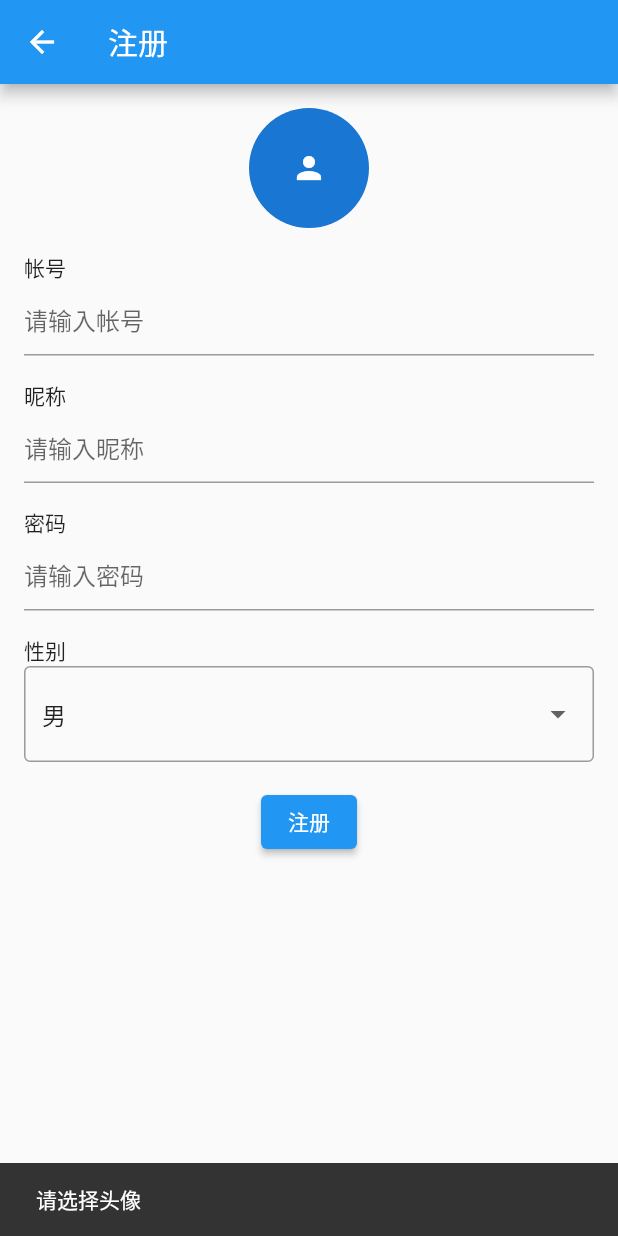
After one commit to AdrianWangs/flutter-chat, a Flutter app: the RegisterPage screen opened by its route, after a tap on "注册", on a phone screen of 412 x 824 dp. The commit adds this screen. Run offline on Flutter 3.47's test engine with Material 2 defaults, Android fonts, the phone set to English and light mode, and no system bars; our stand-ins replace cached_network_image, convert, dio, drift, image_cropper, image_picker and 3 more; missing offline and left inert: cropperx, dart:ffi, desktop_drop, file_selector, sqlcipher_flutter_libs, sqlite3 and 1 more; accounts and stored records are empty; generated files the repository leaves out were written again.

Commit message:
修复了一些问题，比如主页在被销毁以后失去了监听Websocket的能力

```diff
--- a/lib/common/WebSocketManager.dart
+++ b/lib/common/WebSocketManager.dart
@@ -11,6 +11,10 @@ class WebSocketManager {
     webSocketChannel = IOWebSocketChannel.connect(url);
     //每收到一条消息,就将消息广播给所有监听者
     webSocketChannel!.stream.listen((message) {
+
+      //去除重复的监听者
+      _listeners.toSet().toList();
+
       for (var listener in _listeners) {
 
         //如果执行出现异常,则移除该监听者
--- a/lib/main.dart
+++ b/lib/main.dart
@@ -6,6 +6,7 @@ import 'package:flutter/rendering.dart';
 import 'package:flutter_demo/env/Env.dart';
 import 'package:flutter_demo/pages/home/HomePage.dart';
 import 'package:flutter_demo/pages/home/LoginPage.dart';
+import 'package:flutter_demo/pages/home/ReggisterPage.dart';
 import 'package:flutter_demo/setup.dart';
 import 'package:shared_preferences/shared_preferences.dart';
 
@@ -31,6 +32,7 @@ void realRunApp() async {
     routes: {
       '/home': (context) => MyHomePage(title: "消息列表"),
       '/login': (context) => LoginPage(),
+      '/register': (context) => RegisterPage(),
     },
   ));
 }
--- /dev/null
+++ b/lib/pages/home/ReggisterPage.dart
@@ -0,0 +1,305 @@
+import 'dart:io';
+
+import 'package:cropperx/cropperx.dart';
+import 'package:dio/dio.dart';
+import 'package:flutter/material.dart';
+import 'package:flutter_demo/env/Env.dart';
+import 'package:image_picker/image_picker.dart';
+import 'package:file_selector/file_selector.dart';
+import 'package:image_cropper/image_cropper.dart';
+import 'package:flutter/foundation.dart' show Uint8List, kDebugMode, kIsWeb;
+import 'package:path_provider/path_provider.dart';
+
+
+
+
+
+class RegisterPage extends StatefulWidget {
+  const RegisterPage({Key? key}) : super(key: key);
+
+  @override
+  _RegisterPageState createState() => _RegisterPageState();
+}
+
+class _RegisterPageState extends State<RegisterPage> {
+  final TextEditingController _accountController = TextEditingController();
+  final TextEditingController _nicknameController = TextEditingController();
+  final TextEditingController _passwordController = TextEditingController();
+
+  int _gender = 0;
+
+  File? _image;
+
+  Future<void> _selectAvatar() async {
+    if (kIsWeb) {
+      const typeGroup =
+      XTypeGroup(label: 'images', extensions: ['jpg', 'png', 'jpeg']);
+      final file = await openFile(acceptedTypeGroups: [typeGroup]);
+      if (file != null) {
+        await _cropImage(File(file.path!));
+      }
+    } else {
+      if (Platform.isAndroid || Platform.isIOS) {
+        final pickedFile =
+        await ImagePicker().getImage(source: ImageSource.gallery);
+        if (pickedFile != null) {
+          await _cropImage(File(pickedFile.path));
+        }
+      } else if (Platform.isWindows || Platform.isMacOS || Platform.isLinux) {
+        const typeGroup =
+        XTypeGroup(label: 'images', extensions: ['jpg', 'png']);
+        final file = await openFile(acceptedTypeGroups: [typeGroup]);
+        if (file != null) {
+          await _cropImage(File(file.path!));
+        }
+      }
+    }
+  }
+
+
+
+  late Cropper cropper;
+
+  bool isCropping = false;
+
+  final _cropperKey = GlobalKey(debugLabel: 'cropperKey');
+
+
+  Future<void> _cropImage(File imageFile) async {
+
+    if(imageFile.path.isEmpty) return;
+
+    if(Platform.isMacOS || Platform.isLinux || Platform.isWindows) {
+      // Define a key
+
+      cropper = Cropper(
+            cropperKey: _cropperKey, // Use your key here
+            image: Image.file(imageFile),
+            overlayType: OverlayType.circle,
+            rotationTurns: 0,
+            onScaleStart: (details) {
+              print("onScaleStart: $details");
+            },
+            onScaleUpdate: (details) {
+              print("onScaleUpdate: $details");
+            },
+            onScaleEnd: (details) {
+              print("onScaleEnd: $details");
+            },
+          );
+
+
+      setState(() {
+        isCropping = true;
+      });
+
+
+      return;
+    }
+
+
+
+
+    File? croppedFile = await ImageCropper().cropImage(
+      sourcePath: imageFile.path,
+      cropStyle: CropStyle.circle,
+      aspectRatioPresets: [
+        CropAspectRatioPreset.square
+      ],
+      androidUiSettings: AndroidUiSettings(
+        toolbarTitle: '裁剪头像',
+        toolbarColor: Colors.blue,
+        toolbarWidgetColor: Colors.white,
+        statusBarColor: Colors.blue.shade900,
+        activeControlsWidgetColor: Colors.blue.shade900,
+        lockAspectRatio: true,
+      ),
+      iosUiSettings: const IOSUiSettings(
+        title: '裁剪头像',
+      ),
+    );
+    if (croppedFile != null) {
+      setState(() {
+        _image = croppedFile;
+      });
+    }
+  }
+
+  @override
+  void dispose() {
+    _accountController.dispose();
+    _nicknameController.dispose();
+    _passwordController.dispose();
+    super.dispose();
+  }
+
+  //将Uint8List保存到本地文件并转换为Image对象
+  Future<File> saveAndDecodeImage(Uint8List data) async {
+    //获取本地文件路径
+    Directory appDocDir = await getApplicationDocumentsDirectory();
+    String appDocPath = appDocDir.path;
+    String filePath = '$appDocPath/test.png';
+    //将Uint8List写入本地文件
+    File file = File(filePath);
+    await file.writeAsBytes(data);
+    return file;
+  }
+
+  @override
+  Widget build(BuildContext context) {
+    return Scaffold(
+      appBar: AppBar(title: const Text('注册')),
+      body: isCropping ? Center(
+        child: Column(
+          mainAxisAlignment: MainAxisAlignment.center,
+          children: [
+            cropper,
+            const SizedBox(height: 16),
+            const Text('正在裁剪头像...'),
+            //按钮
+            ElevatedButton(
+              onPressed: () async {
+                Uint8List? imageBytes = await Cropper.crop(
+                  cropperKey: _cropperKey, // Reference it through the key
+                );
+
+                File file = await saveAndDecodeImage(imageBytes!);
+
+                setState(() {
+                  isCropping = false;
+                  _image = file;
+                });
+
+              },
+              child: const Text('完成'),
+            ),
+          ],
+        ),
+      ): Padding(
+        padding: const EdgeInsets.all(16.0),
+        child: SingleChildScrollView(
+          child: Column(
+            crossAxisAlignment: CrossAxisAlignment.start,
+            children: [
+              Center(
+                child: GestureDetector(
+                  onTap: _selectAvatar,
+                  child: _image == null
+                      ? const CircleAvatar(
+                    radius: 40,
+                    child: Icon(Icons.person),
+                  )
+                      : CircleAvatar(
+                    radius: 40,
+                    backgroundImage: FileImage(_image!),
+                  ),
+                ),
+              ),
+              const SizedBox(height: 16),
+              const Text('帐号'),
+              TextField(
+                controller: _accountController,
+                decoration: const InputDecoration(hintText: '请输入帐号'),
+              ),
+              const SizedBox(height: 16),
+              const Text('昵称'),
+              TextField(
+                controller: _nicknameController,
+                decoration: const InputDecoration(hintText: '请输入昵称'),
+              ),
+              const SizedBox(height: 16),
+              const Text('密码'),
+              TextField(
+                controller: _passwordController,
+                obscureText: true,
+                decoration: const InputDecoration(hintText: '请输入密码'),
+              ),
+              const SizedBox(height: 16),
+              const Text('性别'),
+              DropdownButtonFormField<int>(
+                value: _gender,
+                onChanged: (value) {
+                  setState(() {
+                    _gender = value ?? 0;
+                  });
+                },
+                //value是下标，Text的是值
+                items: ['男','女','保密'].asMap().entries.map((e) => DropdownMenuItem(
+                  value: e.key,
+                  child: Text(e.value),
+                )).toList(),
+
+                decoration: const InputDecoration(
+                  hintText: '请选择性别',
+                  border: OutlineInputBorder(),
+                ),
+              ),
+              const SizedBox(height: 16),
+              Center(
+                child: ElevatedButton(
+                  onPressed: register,
+                  child: const Text('注册'),
+                ),
+              ),
+            ],
+          ),
+        ),
+      ),
+    );
+  }
+
+  /// 注册，将图片上传到服务器，并同时将用户信息保存到数据库
+  void register() async{
+
+    String account = _accountController.text;
+    String nickname = _nicknameController.text;
+    String password = _passwordController.text;
+    String gender = _gender.toString();
+
+    if(_image == null) {
+      ScaffoldMessenger.of(context).showSnackBar(const SnackBar(content: Text('请选择头像')));
+      return;
+    }
+
+    File avatar = _image!;
+
+    if(account.isEmpty || nickname.isEmpty || password.isEmpty || avatar.path.isEmpty) {
+      ScaffoldMessenger.of(context).showSnackBar(const SnackBar(content: Text('请填写完整信息')));
+      return;
+    }
+
+    //同时上传图片和用户信息，使用Dio的FormData
+    //构建请求体
+    FormData formData = FormData.fromMap({
+      'account': account,
+      'name': nickname,
+      'sex': gender,
+      'password': password,
+      'file': await MultipartFile.fromFile(avatar.path, filename: 'avatar.png'),
+    });
+
+    //发起请求
+    try {
+      Response response =
+        await Dio().post("${Env.HOST}/register", data: formData);
+      if (response.statusCode == 200) {
+        //上传成功
+        //弹窗提示
+        ScaffoldMessenger.of(context).showSnackBar(const SnackBar(content: Text('注册成功')));
+        //隔一秒后返回登录页面
+        Future.delayed(const Duration(seconds: 1), () {
+          Navigator.of(context).pop();
+        });
+      } else {
+        //上传失败
+        //弹窗提示
+        ScaffoldMessenger.of(context).showSnackBar(const SnackBar(content: Text('注册失败')));
+      }
+    } catch (e) {
+      print(e);
+      //网络请求异常
+      //弹窗提示
+      ScaffoldMessenger.of(context).showSnackBar(const SnackBar(content: Text('网络异常')));
+    }
+  }
+}
--- a/pubspec.yaml
+++ b/pubspec.yaml
@@ -39,7 +39,7 @@ dependencies:
   shared_preferences: ^2.0.15
   dio: ^4.0.0
   drift: ^2.4.2
-  sqlite3_flutter_libs: ^0.5.0
+#  sqlite3_flutter_libs: 0.5.0
   path_provider: ^2.0.5
   path: ^1.8.0
   sqlcipher_flutter_libs: ^0.5.1
@@ -48,6 +48,8 @@ dependencies:
   video_player: ^2.4.4
   video_player_macos: 2.0.1
   flutter_meedu_videoplayer: ^3.2.0
+  image_cropper: ^1.4.0
+  cropperx: ^1.1.1
 
   cupertino_icons: ^1.0.2
   provider: ^6.0.5
```
Also changed, not shown: lib/pages/friend/FriendList.dart (+3 -4 lines), lib/pages/home/LoginPage.dart (+27 -13 lines), lib/view/chat/ChatListState.dart (+48 -7 lines), lib/view/chat/ChatPageState.dart (+5 -5 lines), pubspec.lock, 13 other files.
